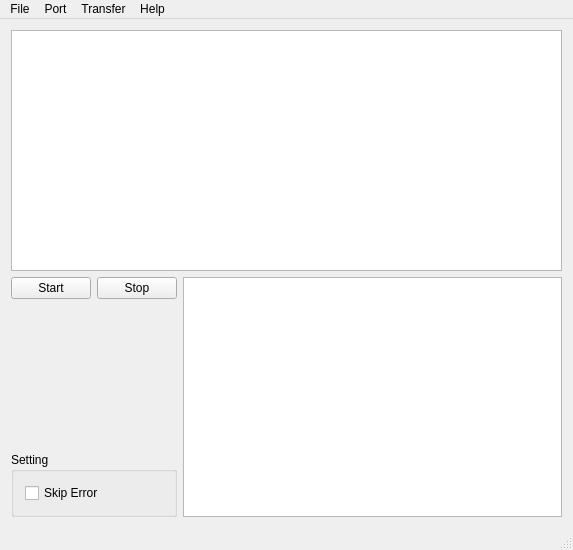
This is forms/xtoolform.ui in sengeiou/xtool as Qt 5 draws it before an edit. The edited form follows.
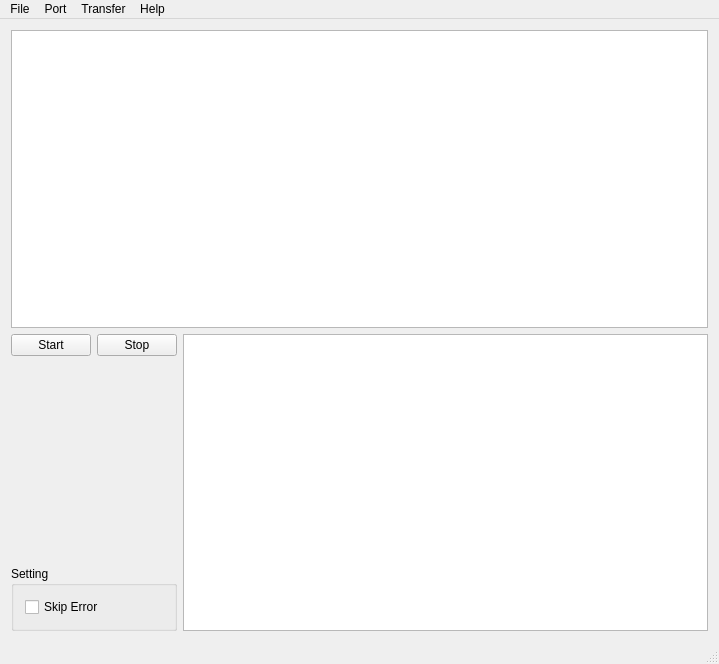
This is the edited form. Icons and pictures are not drawn.

Diff of the .ui file:
```diff
--- a/forms/xtoolform.ui
+++ b/forms/xtoolform.ui
@@ -6,8 +6,8 @@
    <rect>
     <x>0</x>
     <y>0</y>
-    <width>573</width>
-    <height>550</height>
+    <width>719</width>
+    <height>664</height>
    </rect>
   </property>
   <property name="windowTitle">
@@ -87,7 +87,7 @@
     <rect>
      <x>0</x>
      <y>0</y>
-     <width>573</width>
+     <width>719</width>
      <height>23</height>
     </rect>
    </property>
```
Left out of the diff: 8 changed lines with no effect on the pictures.
